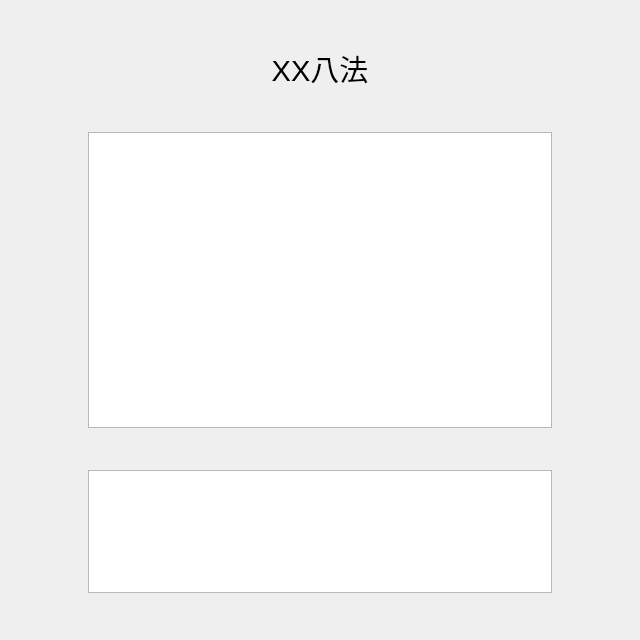
First picture: the form in page.ui, repository pejoypan/ZiWuLiuZhu, before the edit.
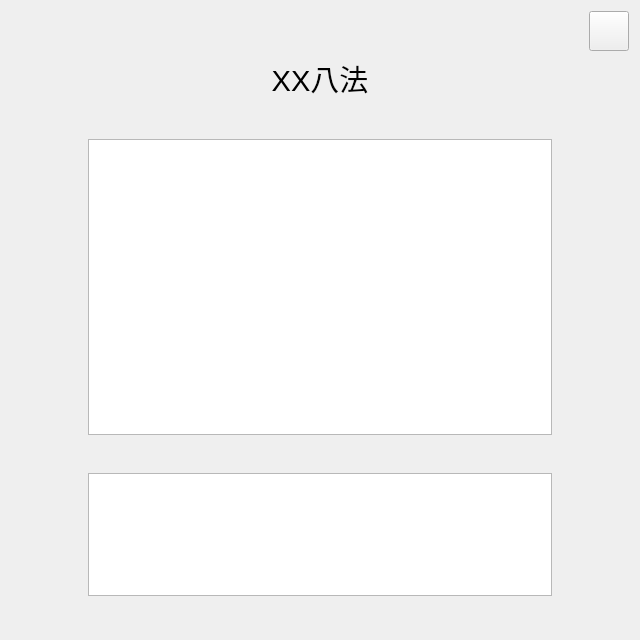
Second picture: the form after the edit. Icons and pictures are not drawn.

Patch:
```diff
--- a/page.ui
+++ b/page.ui
@@ -27,17 +27,44 @@
   </property>
   <layout class="QVBoxLayout" name="verticalLayout_2">
    <item>
-    <spacer name="verticalSpacer_3">
+    <layout class="QHBoxLayout" name="horizontalLayout_3">
+     <item>
+      <spacer name="horizontalSpacer">
      <property name="orientation">
-      <enum>Qt::Orientation::Vertical</enum>
+        <enum>Qt::Orientation::Horizontal</enum>
      </property>
      <property name="sizeHint" stdset="0">
       <size>
-       <width>20</width>
-       <height>40</height>
+         <width>40</width>
+         <height>20</height>
       </size>
      </property>
     </spacer>
+     </item>
+     <item>
+      <widget class="QPushButton" name="pushButton">
+       <property name="minimumSize">
+        <size>
+         <width>40</width>
+         <height>40</height>
+        </size>
+       </property>
+       <property name="text">
+        <string/>
+       </property>
+       <property name="icon">
+        <iconset resource="icons.qrc">
+         <normaloff>:/icon/icons/correct.png</normaloff>:/icon/icons/correct.png</iconset>
+       </property>
+       <property name="iconSize">
+        <size>
+         <width>32</width>
+         <height>32</height>
+        </size>
+       </property>
+      </widget>
+     </item>
+    </layout>
    </item>
    <item>
     <widget class="QLabel" name="label">
```
Left out of the diff: 4 changed lines with no effect on the pictures. Lines whose indentation alone changed are shown as unchanged.
